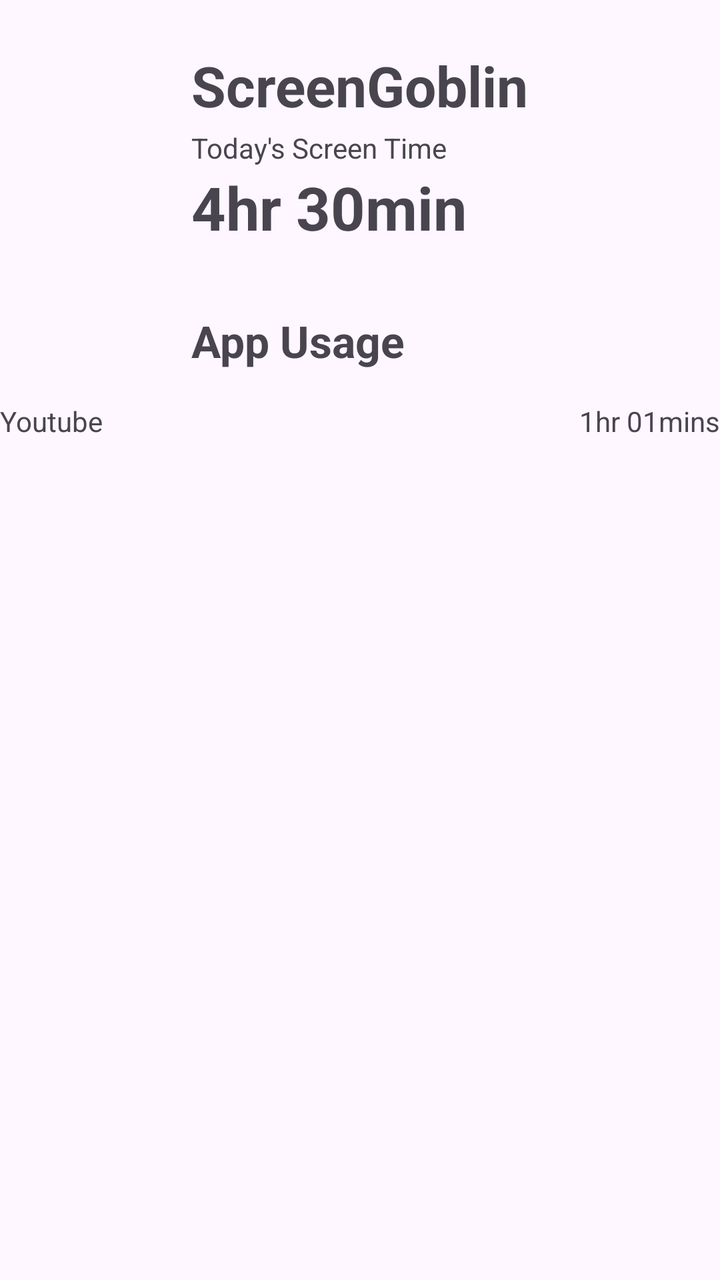
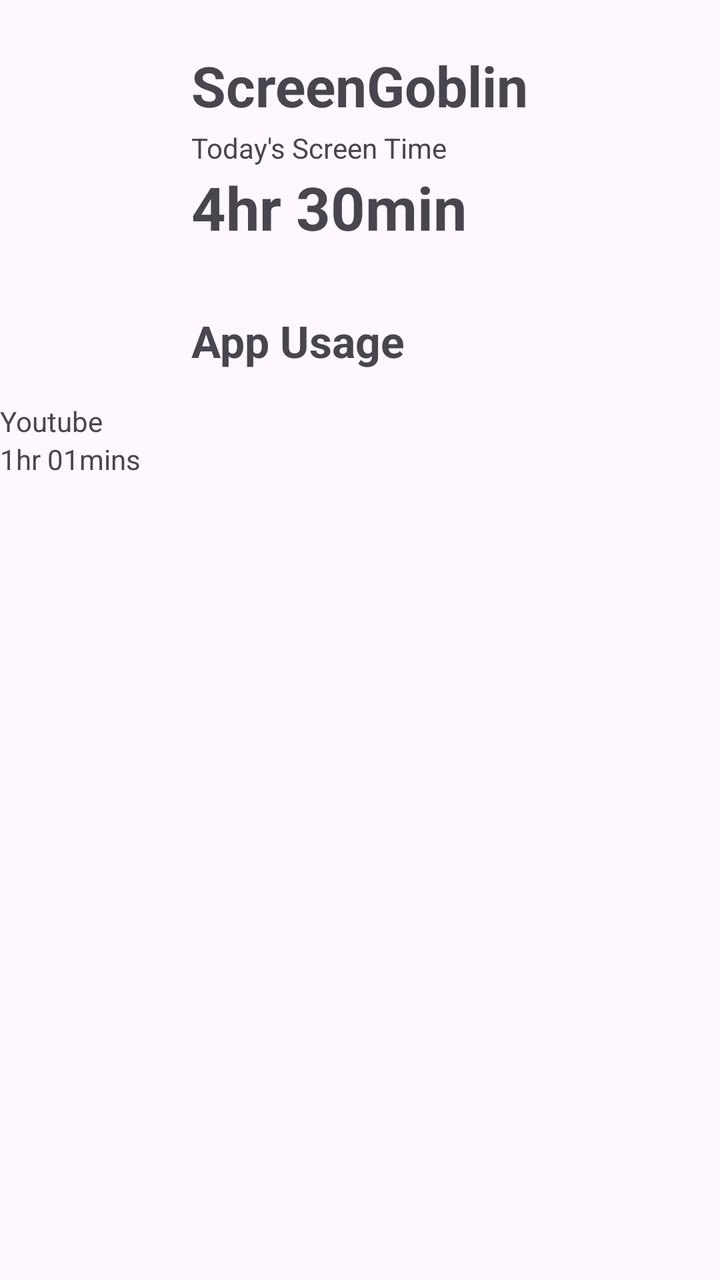

Compare the two renders of this Android layout. The source of the first and the diff that turns it into the second are given below.
<!-- AndroidManifest.xml: application theme Theme.ScreenGoblin -->
<!-- res/layout/activity_main.xml -->
<?xml version="1.0" encoding="utf-8"?>
<androidx.constraintlayout.widget.ConstraintLayout xmlns:android="http://schemas.android.com/apk/res/android"
    xmlns:app="http://schemas.android.com/apk/res-auto"
    xmlns:tools="http://schemas.android.com/tools"
    android:id="@+id/main"
    android:layout_width="match_parent"
    android:layout_height="match_parent"
    tools:context=".MainActivity">

    <TextView
        android:id="@+id/title"
        android:layout_width="wrap_content"
        android:layout_height="wrap_content"
        android:layout_marginTop="24dp"
        android:text="@string/app_name"
        android:textSize="28sp"
        android:textStyle="bold"
        app:layout_constraintEnd_toEndOf="parent"
        app:layout_constraintStart_toStartOf="parent"
        app:layout_constraintTop_toTopOf="parent" />

    <TextView
        android:id="@+id/today_label"
        android:layout_width="wrap_content"
        android:layout_height="wrap_content"
        android:layout_marginTop="3dp"
        android:text="@string/today_screen_time"
        app:layout_constraintStart_toStartOf="@id/title"
        app:layout_constraintTop_toBottomOf="@id/title" />

    <TextView
        android:id="@+id/screen_time_value"
        android:layout_width="wrap_content"
        android:layout_height="wrap_content"
        android:text="@string/screen_time_value"
        android:textSize="30sp"
        android:textStyle="bold"
        app:layout_constraintStart_toStartOf="@id/today_label"
        app:layout_constraintTop_toBottomOf="@id/today_label" />

    <TextView
        android:id="@+id/app_usage_title"
        android:layout_width="wrap_content"
        android:layout_height="wrap_content"
        android:layout_marginTop="32dp"
        android:text="@string/app_usage"
        android:textSize="22sp"
        android:textStyle="bold"
        app:layout_constraintStart_toStartOf="@id/screen_time_value"
        app:layout_constraintTop_toBottomOf="@id/screen_time_value" />

    <TextView
        android:id="@+id/youtube_name"
        android:layout_width="wrap_content"
        android:layout_height="wrap_content"
        android:layout_marginTop="16dp"
        android:text="@string/youtube_name"
        app:layout_constraintStart_toStartOf="parent"
        app:layout_constraintTop_toBottomOf="@id/app_usage_title" />

    <LinearLayout
        android:layout_width="match_parent"
        android:layout_height="wrap_content"
        android:orientation="vertical"
        android:id="@+id/app_usage_list"
        app:layout_constraintTop_toBottomOf="@id/app_usage_title"
        />

    <TextView
        android:id="@+id/youtube_time"
        android:layout_width="wrap_content"
        android:layout_height="wrap_content"
        android:text="@string/youtube_time"
        app:layout_constraintEnd_toEndOf="parent"
        app:layout_constraintTop_toTopOf="@id/youtube_name" />

</androidx.constraintlayout.widget.ConstraintLayout>
<!-- resources referenced by this layout -->
<resources>
  <string name="app_name">ScreenGoblin</string>
  <string name="app_usage">App Usage</string>
  <string name="screen_time_value">4hr 30min</string>
  <string name="today_screen_time">Today\'\s Screen Time</string>
  <string name="youtube_name">Youtube</string>
  <string name="youtube_time">1hr 01mins</string>
  <style name="Theme.ScreenGoblin" parent="Base.Theme.ScreenGoblin" />
  <style name="Base.Theme.ScreenGoblin" parent="Theme.Material3.DayNight.NoActionBar">
          
          
      </style>
</resources>

<!-- the commit's change to res/layout/activity_main.xml (unified diff, before → after) -->
@@ -49,14 +49,6 @@
         app:layout_constraintStart_toStartOf="@id/screen_time_value"
         app:layout_constraintTop_toBottomOf="@id/screen_time_value" />
 
-    <TextView
-        android:id="@+id/youtube_name"
-        android:layout_width="wrap_content"
-        android:layout_height="wrap_content"
-        android:layout_marginTop="16dp"
-        android:text="@string/youtube_name"
-        app:layout_constraintStart_toStartOf="parent"
-        app:layout_constraintTop_toBottomOf="@id/app_usage_title" />
 
     <LinearLayout
         android:layout_width="match_parent"
@@ -64,14 +56,27 @@
         android:orientation="vertical"
         android:id="@+id/app_usage_list"
         app:layout_constraintTop_toBottomOf="@id/app_usage_title"
-        />
+        app:layout_constraintStart_toStartOf="parent"
+        app:layout_constraintEnd_toEndOf="parent">
 
-    <TextView
-        android:id="@+id/youtube_time"
-        android:layout_width="wrap_content"
-        android:layout_height="wrap_content"
-        android:text="@string/youtube_time"
-        app:layout_constraintEnd_toEndOf="parent"
-        app:layout_constraintTop_toTopOf="@id/youtube_name" />
+        <TextView
+            android:id="@+id/youtube_name"
+            android:layout_width="wrap_content"
+            android:layout_height="wrap_content"
+            android:layout_marginTop="16dp"
+            android:text="@string/youtube_name"
+            app:layout_constraintStart_toStartOf="parent"
+            app:layout_constraintTop_toBottomOf="@id/app_usage_title" />
+
+        <TextView
+            android:id="@+id/youtube_time"
+            android:layout_width="wrap_content"
+            android:layout_height="wrap_content"
+            android:text="@string/youtube_time"
+            app:layout_constraintEnd_toEndOf="parent"
+            app:layout_constraintTop_toTopOf="@id/youtube_name" />
+    </LinearLayout>
+
+
 
 </androidx.constraintlayout.widget.ConstraintLayout>
